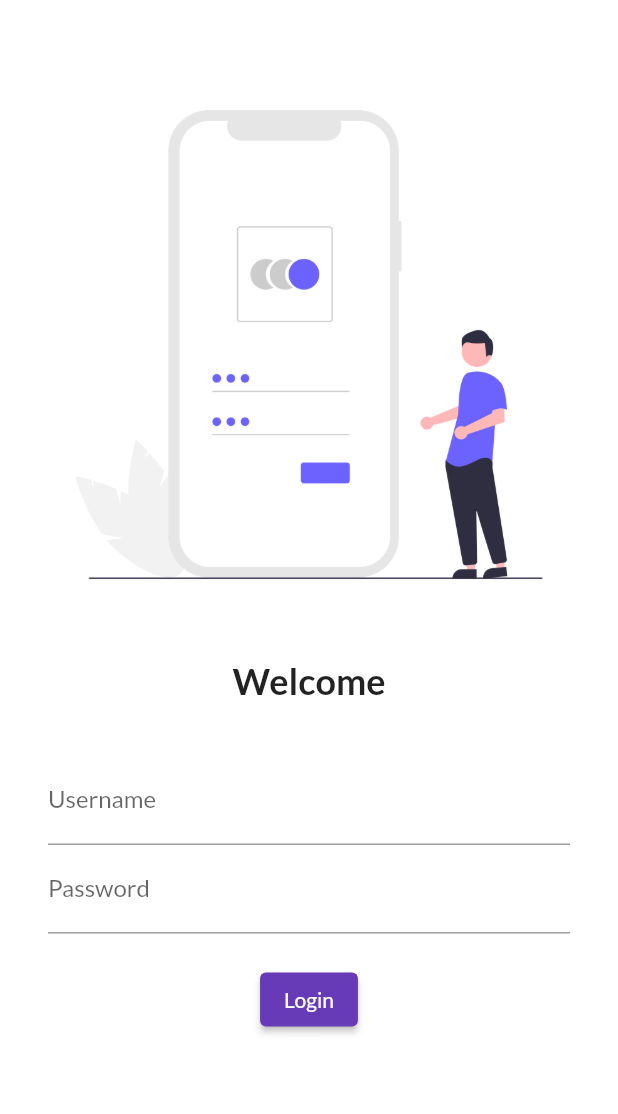
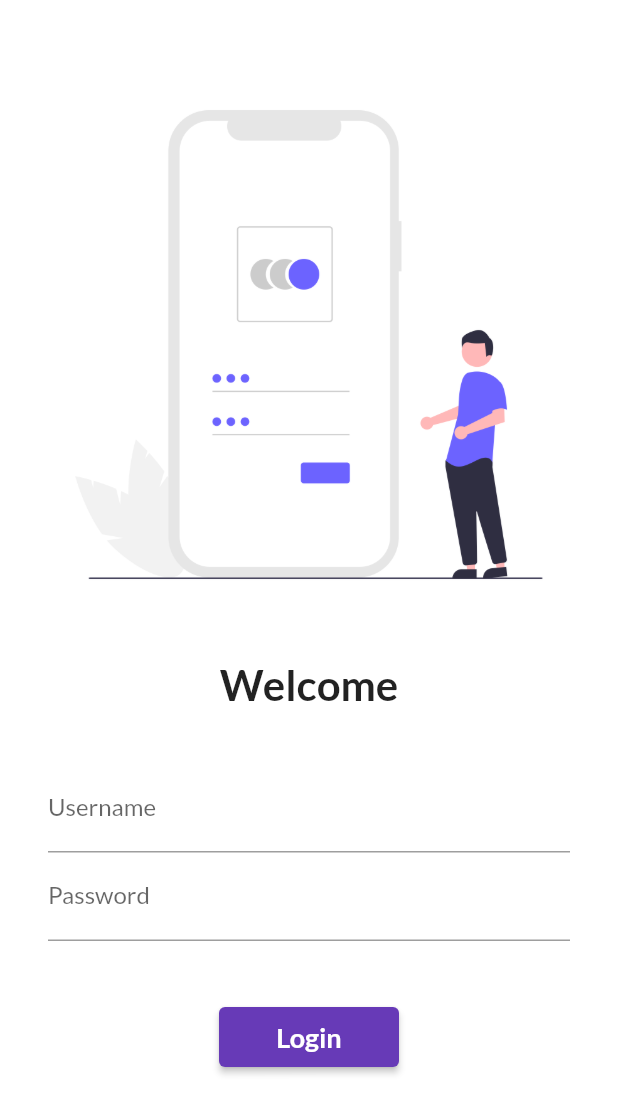
Before and after one commit to dev-shubhamkumar/Catalog-App, a Flutter app: the screen it shows after launch, on a phone screen of 412 x 824 dp. Shown: the top 1114 px of the screen. Run offline on Flutter 3.47's test engine with Material 2 defaults, Android fonts, the phone set to English and light mode, and no system bars; our stand-ins replace google_fonts.

Commit message:
Adding Login Screen

```diff
--- a/lib/main.dart
+++ b/lib/main.dart
@@ -3,6 +3,7 @@ import 'package:google_fonts/google_fonts.dart';
 
 import 'pages/login_page.dart';
 import 'pages/home_page.dart';
+import 'utils/routes.dart';
 
 void main() {
   runApp(MyApp());
@@ -24,7 +25,8 @@ class MyApp extends StatelessWidget {
       initialRoute: "/",
       routes: {
         "/": (context) => LoginPage(),
-        "/home": (context) => HomePage(),
+        MyRoutes.homeRoute : (context) => HomePage(),
+        MyRoutes.loginRoute : (context) => LoginPage(),
       },
     );
   }
--- a/lib/pages/login_page.dart
+++ b/lib/pages/login_page.dart
@@ -1,3 +1,4 @@
+import 'package:catalog_app/utils/routes.dart';
 import 'package:flutter/material.dart';
 
 class LoginPage extends StatelessWidget {
@@ -5,6 +6,7 @@ class LoginPage extends StatelessWidget {
   Widget build(BuildContext context) {
     return Material(
       color: Colors.white,
+      child: SingleChildScrollView(
         child: Column(
           children: <Widget>[
 
@@ -24,7 +26,7 @@ class LoginPage extends StatelessWidget {
             Text(
               "Welcome",
               style: TextStyle(
-              fontSize: 24,
+                fontSize: 28,
                 fontWeight: FontWeight.bold,
               ),
             ),
@@ -54,17 +56,22 @@ class LoginPage extends StatelessWidget {
                   ),
 
                   SizedBox(
-                  height: 20,
+                    height: 40,
                   ),
 
                   ElevatedButton(
                     onPressed: () {
                       print("Login Button Testing!!!");
+                      Navigator.pushNamed(context, MyRoutes.homeRoute);
                     },
                     child: Text(
-                    "Login"
+                      "Login",
+                      style: TextStyle(
+                        fontWeight: FontWeight.bold,
+                        fontSize: 18,
                       ),
-                  style: TextButton.styleFrom(),
+                    ),
+                    style: TextButton.styleFrom(minimumSize: Size(120, 40)),
                   ),
 
                 ],
@@ -73,6 +80,7 @@ class LoginPage extends StatelessWidget {
 
           ],
         ),
+      ),
     );
   }
 }
--- /dev/null
+++ b/lib/utils/routes.dart
@@ -0,0 +1,4 @@
+class MyRoutes{
+  static String loginRoute = "/login";
+  static String homeRoute = "/home";
+}
```
Lines whose indentation alone changed are shown as unchanged.
